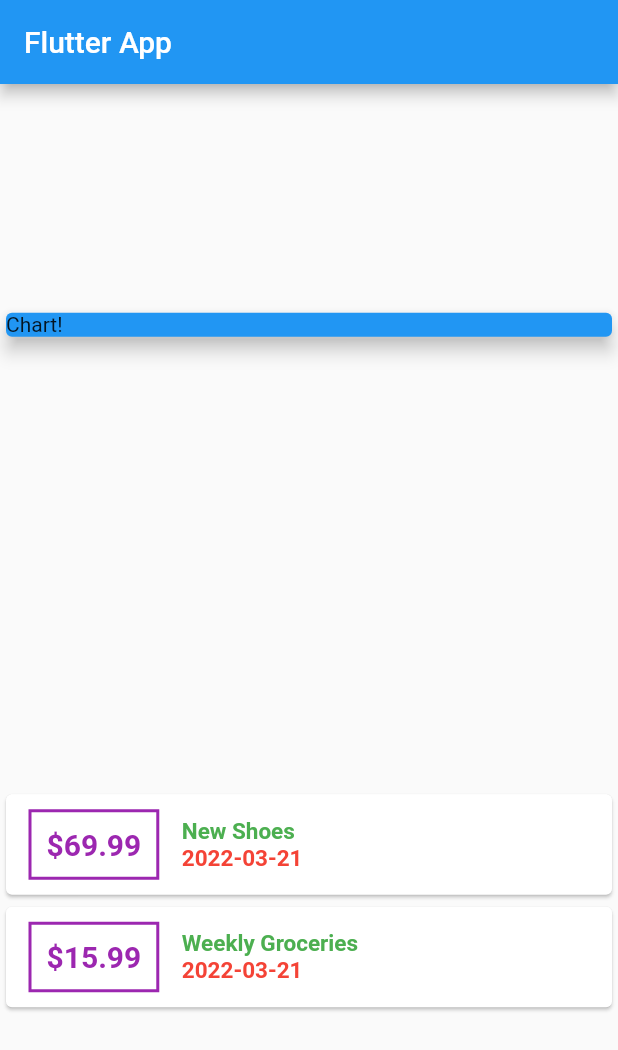
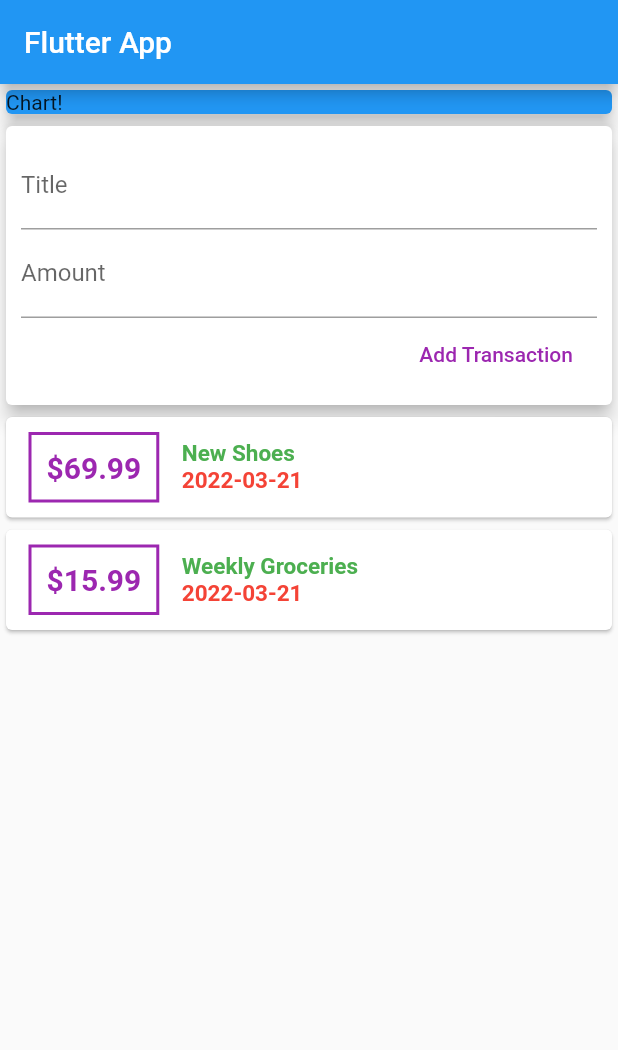
Before and after one commit to Deflomick/expanse_planner_app, a Flutter app: the screen it shows after launch, on a phone screen of 412 x 824 dp. Shown: the top 1050 px of the screen. Run offline on Flutter 3.47's test engine with Material 2 defaults, Android fonts, the phone set to English and light mode, and no system bars.

Commit message:
v3 INputData

```diff
--- a/lib/main.dart
+++ b/lib/main.dart
@@ -1,8 +1,10 @@
+import 'package:flutter/cupertino.dart';
 import 'package:flutter/material.dart';
 import './transaction.dart';
 import 'package:intl/intl.dart';
 
 void main() => runApp(MyApp());
+
 
 class MyApp extends StatelessWidget {
   @override
@@ -25,6 +27,10 @@ class MyHomePage extends StatelessWidget {
         dateTime: DateTime.now(),
         amount: 15.99),
   ];
+
+  String titleInput;
+  String amountInput;
+
   @override
   Widget build(BuildContext context) {
     return Scaffold(
@@ -32,7 +38,7 @@ class MyHomePage extends StatelessWidget {
         title: Text('Flutter App'),
       ),
       body: Column(
-        mainAxisAlignment: MainAxisAlignment.spaceAround,
+        //mainAxisAlignment: MainAxisAlignment.start,
         crossAxisAlignment: CrossAxisAlignment.stretch,
         children:<Widget>[
           Container(
@@ -42,7 +48,35 @@ class MyHomePage extends StatelessWidget {
               child: Text('Chart!'),
                elevation: 5,
             ),
-
+          ),
+          Card(
+            elevation: 5,
+            child:Container(
+              padding: EdgeInsets.all(10),
+              child:Column(
+                crossAxisAlignment: CrossAxisAlignment.end,
+                children: <Widget>[
+                  TextField(
+                    decoration: InputDecoration(labelText: 'Title'),
+                    onChanged: (value) {
+                      titleInput=value;
+                    },
+                  ),
+                  TextField(
+                    decoration: InputDecoration(labelText: 'Amount'),
+                    onChanged: (value) => amountInput = value, //short
+                  ),
+                  FlatButton(
+                    onPressed: () {
+                      print(titleInput);
+                      print(amountInput);
+                    },
+                    child: Text('Add Transaction'),
+                    textColor: Colors.purple,
+                  ),
+          ],
+          ),
+          ),
           ),
           Column(children: transactions.map((tx) {
             return Card(
```
